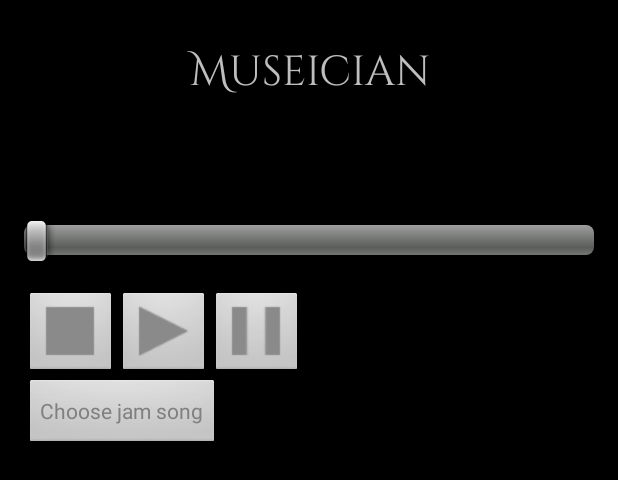
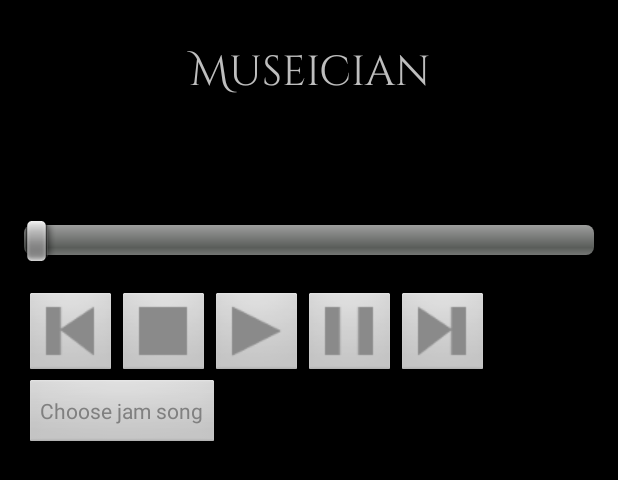
Before and after one commit to skytreader/museician, an Android app: the layout activity_countdown_play.xml on its own in the app's theme, with its tools: preview values and no code run, on a phone screen of 412 x 824 dp. Shown: the top 480 px of the screen. Run offline under Robolectric (Android 15) with nearby library versions, the phone set to English and light mode, and no system bars.

Commit message:
Add buttons.

```diff
--- a/app/src/main/res/layout/activity_countdown_play.xml
+++ b/app/src/main/res/layout/activity_countdown_play.xml
@@ -36,6 +36,14 @@
         android:layout_height="wrap_content">
 
         <ImageButton
+            android:id="@+id/backBtn"
+            android:layout_width="wrap_content"
+            android:layout_height="wrap_content"
+            android:scaleType="fitCenter"
+            android:adjustViewBounds="true"
+            android:src="@drawable/back"/>
+
+        <ImageButton
             android:id="@+id/stopBtn"
             android:layout_width="wrap_content"
             android:layout_height="wrap_content"
@@ -62,6 +70,14 @@
             android:src="@drawable/pause"
             android:onClick="pressPause"/>
 
+        <ImageButton
+            android:id="@+id/forwardBtn"
+            android:layout_width="wrap_content"
+            android:layout_height="wrap_content"
+            android:scaleType="fitCenter"
+            android:adjustViewBounds="true"
+            android:src="@drawable/forward"/>
+
     </LinearLayout>
 
     <Button
```
